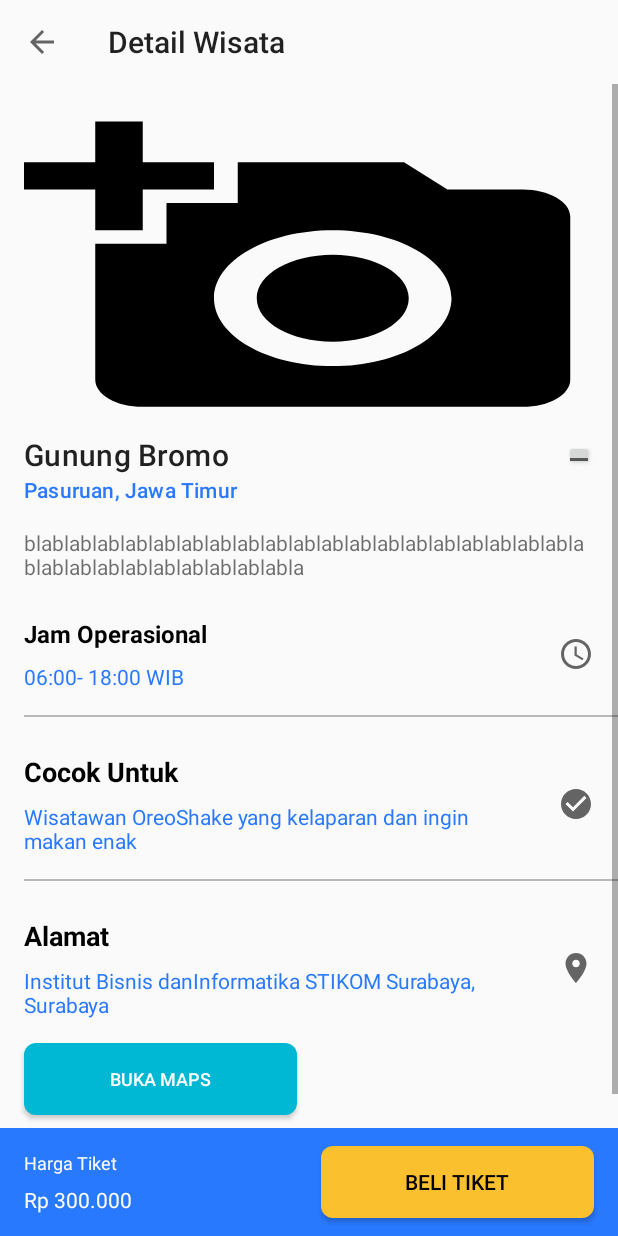
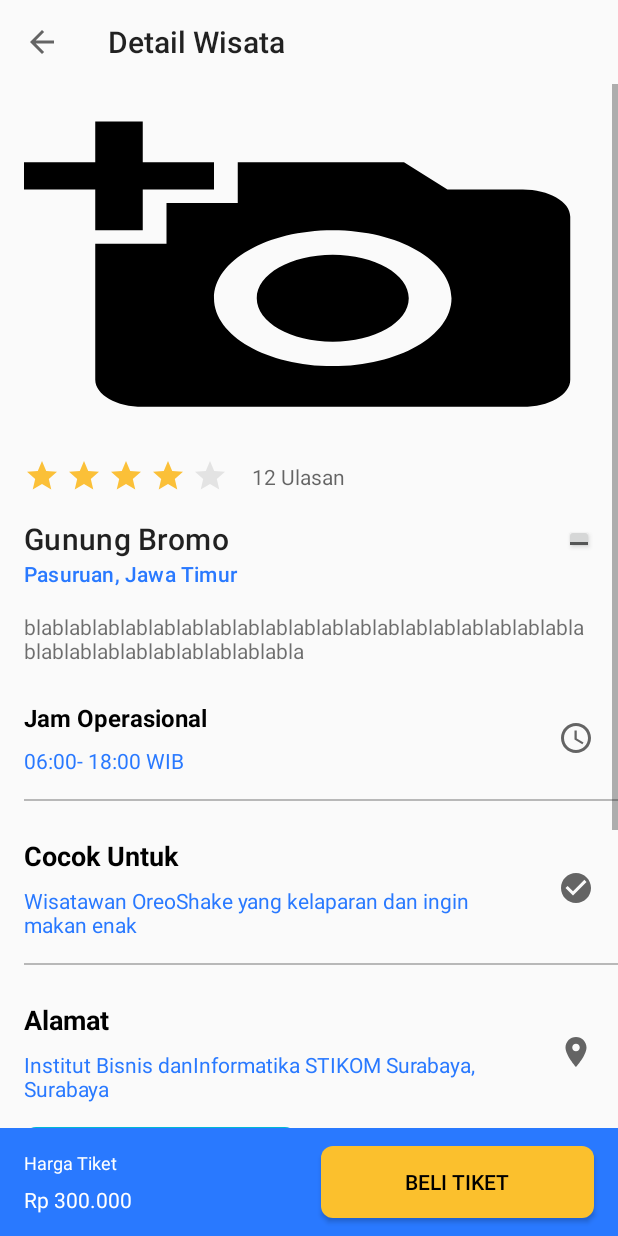
Before and after one commit to irvanalfaridzi/WisataInApp, an Android app: the ProfilWisataUserActivity screen opened directly, with no data from a screen before it, on a phone screen of 412 x 824 dp. Run offline under Robolectric (Android 15) with nearby library versions, the phone set to English and light mode, and no system bars; our stand-ins replace ButterKnife, Firebase (no records; nobody signed in at launch, a user with empty details on screens opened directly).

Commit message:
profil_wisata_user

```diff
--- /dev/null
+++ b/app/src/main/res/drawable/ic_star_isi.xml
@@ -0,0 +1,4 @@
+<?xml version="1.0" encoding="UTF-8" standalone="no"?>
+<vector xmlns:android="http://schemas.android.com/apk/res/android" android:height="24dp" android:viewportHeight="24.0" android:viewportWidth="24.0" android:width="24dp">
+    <path android:fillColor="#FBC038" android:pathData="M12,17.27L18.18,21l-1.64,-7.03L22,9.24l-7.19,-0.61L12,2 9.19,8.63 2,9.24l5.46,4.73L5.82,21z"/>
+</vector>
--- /dev/null
+++ b/app/src/main/res/drawable/ic_star_tidak.xml
@@ -0,0 +1,4 @@
+<?xml version="1.0" encoding="UTF-8" standalone="no"?>
+<vector xmlns:android="http://schemas.android.com/apk/res/android" android:height="24dp" android:viewportHeight="24.0" android:viewportWidth="24.0" android:width="24dp">
+    <path android:fillColor="#E3E3E3" android:pathData="M12,17.27L18.18,21l-1.64,-7.03L22,9.24l-7.19,-0.61L12,2 9.19,8.63 2,9.24l5.46,4.73L5.82,21z"/>
+</vector>
--- a/app/src/main/res/layout/activity_profil_wisata_user.xml
+++ b/app/src/main/res/layout/activity_profil_wisata_user.xml
@@ -8,11 +8,11 @@
 
     <android.support.v7.widget.Toolbar
         android:id="@+id/toolbar"
-        app:layout_constraintTop_toTopOf="parent"
-        app:layout_constraintStart_toStartOf="parent"
         android:layout_width="match_parent"
         android:layout_height="wrap_content"
-        app:title="Detail Wisata"/>
+        app:layout_constraintStart_toStartOf="parent"
+        app:layout_constraintTop_toTopOf="parent"
+        app:title="Detail Wisata" />
 
 
     <ScrollView
@@ -54,12 +54,75 @@
             <!--app:layout_constraintStart_toStartOf="parent"-->
             <!--app:layout_constraintTop_toBottomOf="@id/pwuiGambarWisata" />-->
 
+            <ImageView
+                android:id="@+id/star1"
+                android:layout_width="wrap_content"
+                android:layout_height="wrap_content"
+                android:layout_marginStart="16dp"
+                android:layout_marginTop="16dp"
+                android:background="@drawable/ic_star_isi"
+                app:layout_constraintStart_toStartOf="parent"
+                app:layout_constraintTop_toBottomOf="@id/pwuiGambarWisata" />
+
+            <ImageView
+                android:id="@+id/star2"
+                android:layout_width="wrap_content"
+                android:layout_height="wrap_content"
+                android:layout_marginStart="4dp"
+                android:layout_marginTop="16dp"
+                android:background="@drawable/ic_star_isi"
+                app:layout_constraintStart_toEndOf="@id/star1"
+                app:layout_constraintTop_toBottomOf="@id/pwuiGambarWisata" />
+
+            <ImageView
+                android:id="@+id/star3"
+                android:layout_width="wrap_content"
+                android:layout_height="wrap_content"
+                android:layout_marginStart="4dp"
+                android:layout_marginTop="16dp"
+                android:background="@drawable/ic_star_isi"
+                app:layout_constraintStart_toEndOf="@id/star2"
+                app:layout_constraintTop_toBottomOf="@id/pwuiGambarWisata" />
+
+            <ImageView
+                android:id="@+id/star4"
+                android:layout_width="wrap_content"
+                android:layout_height="wrap_content"
+                android:layout_marginStart="4dp"
+                android:layout_marginTop="16dp"
+                android:background="@drawable/ic_star_isi"
+                app:layout_constraintStart_toEndOf="@id/star3"
+                app:layout_constraintTop_toBottomOf="@id/pwuiGambarWisata" />
+
+            <ImageView
+                android:id="@+id/star5"
+                android:layout_width="wrap_content"
+                android:layout_height="wrap_content"
+                android:layout_marginStart="4dp"
+                android:layout_marginTop="16dp"
+                android:background="@drawable/ic_star_tidak"
+                app:layout_constraintStart_toEndOf="@id/star4"
+                app:layout_constraintTop_toBottomOf="@id/pwuiGambarWisata" />
+
+            <TextView
+                android:id="@+id/txtUlasan"
+                android:layout_width="wrap_content"
+                android:layout_height="wrap_content"
+                android:layout_marginStart="16dp"
+                android:lineHeight="14sp"
+                android:text="12 Ulasan"
+                android:textColor="@color/colortextbiasa"
+                android:textSize="14sp"
+                app:layout_constraintBottom_toBottomOf="@id/star5"
+                app:layout_constraintStart_toEndOf="@id/star5"
+                app:layout_constraintTop_toTopOf="@id/star5" />
 
             <TextView
                 android:id="@+id/namaWisata"
                 android:layout_width="0dp"
                 android:layout_height="wrap_content"
                 android:layout_marginStart="16dp"
+                android:layout_marginTop="16dp"
                 android:layout_marginEnd="16dp"
                 android:fontFamily="sans-serif-medium"
                 android:letterSpacing="0.01"
@@ -70,7 +133,7 @@
                 android:textStyle="normal"
                 app:layout_constraintEnd_toStartOf="@id/pwuBtnFavorite"
                 app:layout_constraintStart_toStartOf="parent"
-                app:layout_constraintTop_toBottomOf="@+id/pwuiGambarWisata" />
+                app:layout_constraintTop_toBottomOf="@id/star1" />
 
             <TextView
                 android:id="@+id/kotaWisata"
@@ -248,34 +311,83 @@
                 app:layout_constraintStart_toStartOf="parent"
                 app:layout_constraintTop_toBottomOf="@id/pwutDetailLokasi" />
 
-            <TextView
-                android:id="@+id/pwutHargaTiket"
-                android:layout_width="wrap_content"
-                android:layout_height="wrap_content"
-                android:layout_marginHorizontal="16dp"
-                android:layout_marginTop="24dp"
-                android:text="Harga Tiket :"
-                android:textColor="#000000"
-                android:textSize="18dp"
-                android:textStyle="bold"
-                app:layout_constraintStart_toStartOf="parent"
-                app:layout_constraintTop_toBottomOf="@id/pwutDetailLokasiKeterangan" />
-
             <Button
                 android:id="@+id/pwuBtnBukaMaps"
                 android:layout_width="182dp"
                 android:layout_height="wrap_content"
                 android:layout_marginStart="16dp"
                 android:layout_marginTop="16dp"
-                android:layout_marginBottom="32dp"
                 android:background="@drawable/bgmaps"
                 android:text="  Buka Maps  "
                 android:textColor="#ffffff"
                 android:textSize="12dp"
-                app:layout_constraintBottom_toBottomOf="parent"
                 app:layout_constraintStart_toStartOf="parent"
                 app:layout_constraintTop_toBottomOf="@id/pwutDetailLokasiKeterangan" />
 
+            <TextView
+                android:id="@+id/tvGarisMaps"
+                android:layout_width="match_parent"
+                android:layout_height="16dp"
+                android:layout_marginTop="16dp"
+                android:background="#f5f5f5"
+                app:layout_constraintEnd_toEndOf="parent"
+                app:layout_constraintStart_toStartOf="parent"
+                app:layout_constraintTop_toBottomOf="@id/pwuBtnBukaMaps" />
+
+            <RatingBar
+                android:id="@+id/ratingStar"
+                android:layout_width="wrap_content"
+                android:layout_height="wrap_content"
+                android:layout_marginStart="16dp"
+                android:layout_marginTop="16dp"
+                android:layout_marginEnd="16dp"
+                android:numStars="5"
+                android:rating="0"
+                android:stepSize="1"
+                android:progressTint="#FBC038"
+                android:secondaryProgressTint="#E3E3E3"
+                app:layout_constraintEnd_toEndOf="parent"
+                app:layout_constraintStart_toStartOf="parent"
+                app:layout_constraintTop_toBottomOf="@id/tvGarisMaps" />
+
+            <ImageView
+                android:id="@+id/imgProfile"
+                android:layout_width="40dp"
+                android:layout_height="40dp"
+                android:background="@drawable/profile_user"
+                android:layout_marginStart="16dp"
+                android:layout_marginTop="16dp"
+                app:layout_constraintStart_toStartOf="parent"
+                app:layout_constraintTop_toBottomOf="@id/ratingStar"
+                />
+
+            <TextView
+                android:layout_width="wrap_content"
+                android:layout_height="wrap_content"
+                android:id="@+id/textUsername"
+                android:text="Irvan Alfaridzi"
+                android:textSize="14sp"
+                android:textColor="@color/colorGelap"
+                android:layout_marginStart="16dp"
+                android:layout_marginTop="16dp"
+                android:layout_marginBottom="16dp"
+                app:layout_constraintStart_toEndOf="@id/imgProfile"
+                app:layout_constraintTop_toTopOf="@id/imgProfile"
+                app:layout_constraintBottom_toBottomOf="@id/imgProfile"/>
+
+            <EditText
+                android:id="@+id/txtInputUlasan"
+                android:layout_width="0dp"
+                android:layout_height="wrap_content"
+                android:hint="Masukkan ulasan"
+                android:layout_marginStart="16dp"
+                android:layout_marginTop="8dp"
+                android:layout_marginEnd="16dp"
+                android:layout_marginBottom="16dp"
+                app:layout_constraintStart_toStartOf="parent"
+                app:layout_constraintTop_toBottomOf="@id/imgProfile"
+                app:layout_constraintEnd_toEndOf="parent"
+                app:layout_constraintBottom_toBottomOf="parent"/>
 
         </android.support.constraint.ConstraintLayout>
 
--- a/app/src/main/res/values/styles.xml
+++ b/app/src/main/res/values/styles.xml
@@ -17,4 +17,9 @@
 
     <style name="AppTheme.PopupOverlay" parent="ThemeOverlay.AppCompat.Light" />
 
+    <style name="star" parent="Theme.AppCompat.Light.NoActionBar">
+        <item name="colorControlNormal">#E3E3E3</item>
+        <item name="colorControlActivated">#FBC038</item>
+    </style>
+
 </resources>
```
